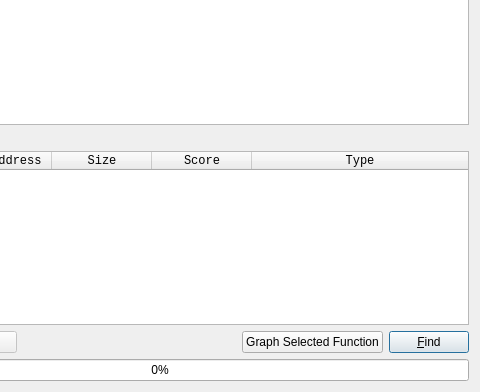
eteran/edb-debugger, file plugins/FunctionFinder/DialogFunctions.ui: the form before one commit; both pictures show x 160 to 640 and y 128 to 520 of the 640 by 520 pixel window.
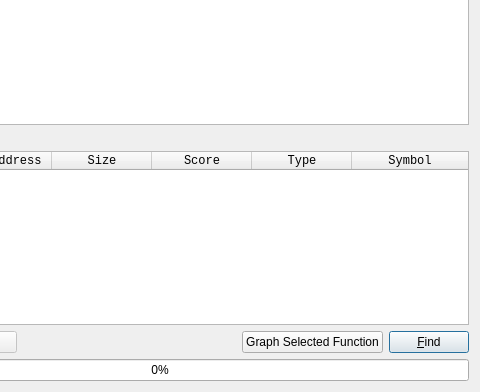
The form after the commit. Icons and pictures are not drawn.

Commit message: function viewer now shows symbol names, which is much more useful

The edit to the form file:
```diff
--- a/plugins/FunctionFinder/DialogFunctions.ui
+++ b/plugins/FunctionFinder/DialogFunctions.ui
@@ -125,6 +125,11 @@
        <string>Type</string>
       </property>
      </column>
+     <column>
+      <property name="text">
+       <string>Symbol</string>
+      </property>
+     </column>	 
     </widget>
    </item>
    <item>
```
The commit also changes 1 other file.
